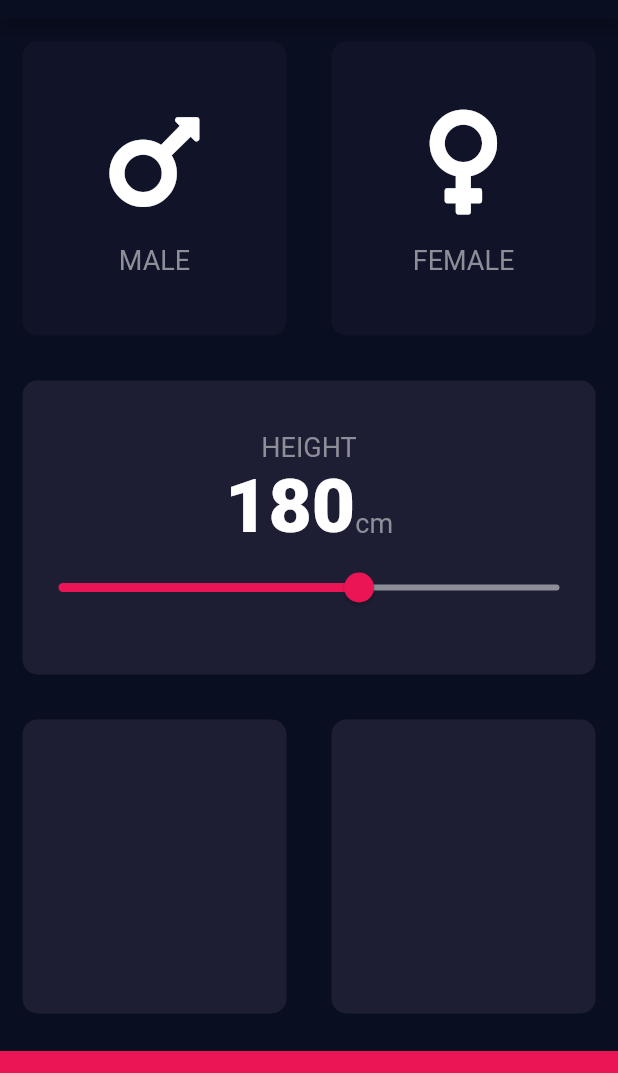
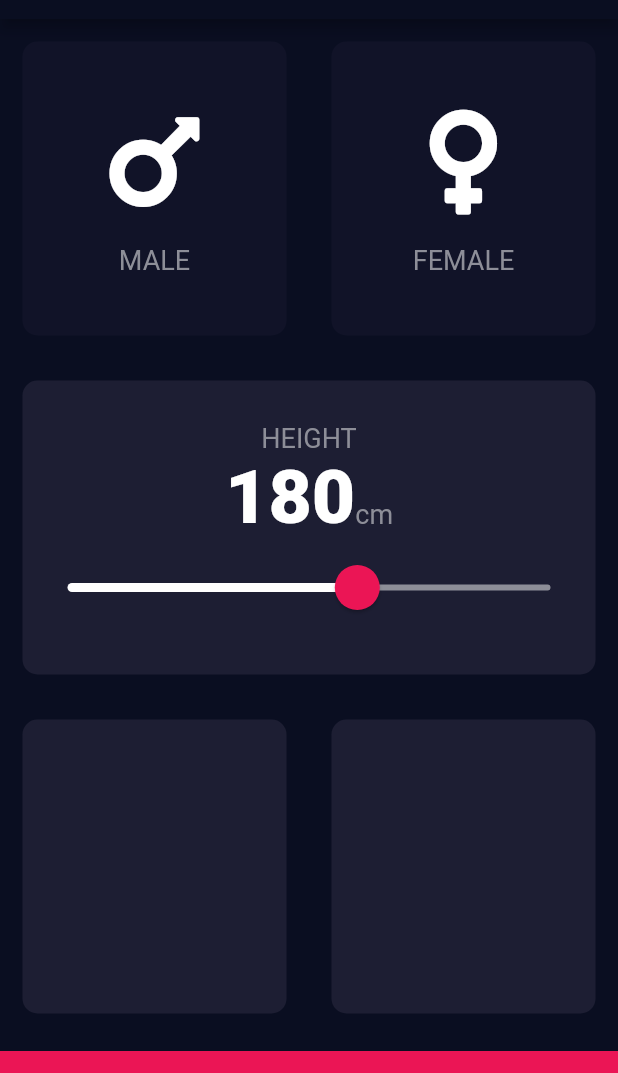
Before and after one commit to HarmanSran/clothing, a Flutter app: the screen it shows after launch, on a phone screen of 412 x 824 dp, the part 65-1138 px from its top. Run offline on Flutter 3.47's test engine with Material 2 defaults, Android fonts, the light colour scheme and no system bars; our stand-ins replace audioplayers, font_awesome_flutter, rflutter_alert.

Commit message:
Theme slider

```diff
--- a/bmi-calc/lib/input_page.dart
+++ b/bmi-calc/lib/input_page.dart
@@ -91,17 +91,27 @@ class _InputPageState extends State<InputPage> {
                         )
                       ],
                     ),
-                    Slider(
+                    SliderTheme(
+                      data: SliderTheme.of(context).copyWith(
+                        inactiveTrackColor: Color(0xFF8D8E98),
+                        activeTrackColor: Colors.white,
+                        thumbColor: Color(0xFFEB1555),
+                        overlayColor: Color(0x29EB1555),
+                        thumbShape:
+                            RoundSliderThumbShape(enabledThumbRadius: 15.0),
+                        overlayShape:
+                            RoundSliderOverlayShape(overlayRadius: 30.0),
+                      ),
+                      child: Slider(
                           value: height.toDouble(),
                           min: kMinHeight,
                           max: kMaxHeight,
-                        activeColor: Color(0xFFEB1555),
-                        inactiveColor: Color(0xFF8D8E98),
                           onChanged: (double newValue) {
                             setState(() {
                               height = newValue.round();
                             });
-                        })
+                          }),
+                    )
                   ]),
             ),
           ),
```
Lines whose indentation alone changed are shown as unchanged.
